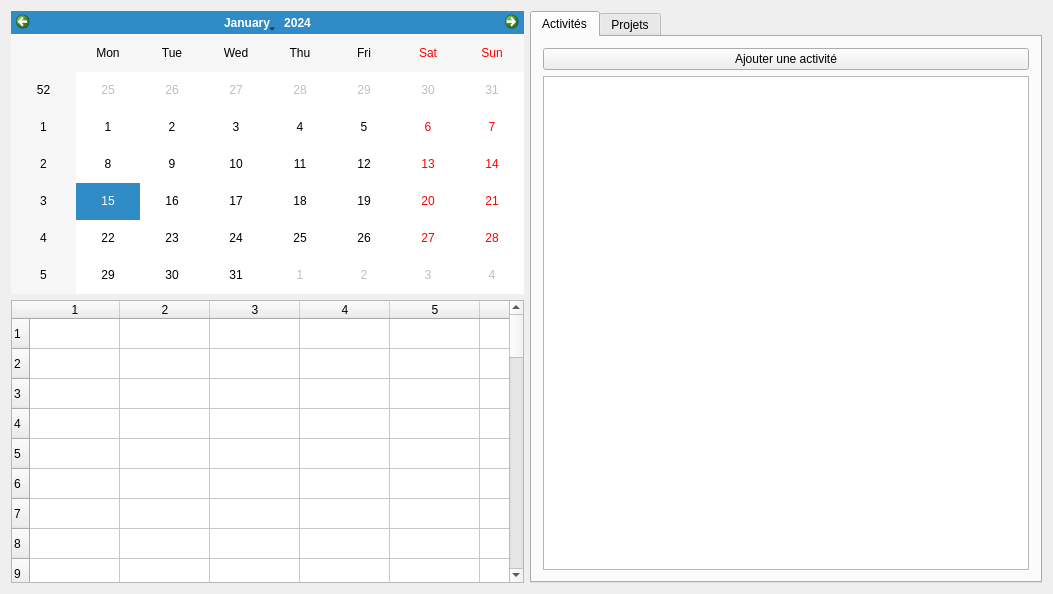
sd65/ProCal, file App/ProCal/ui/mainwindow.ui: the form before one commit.
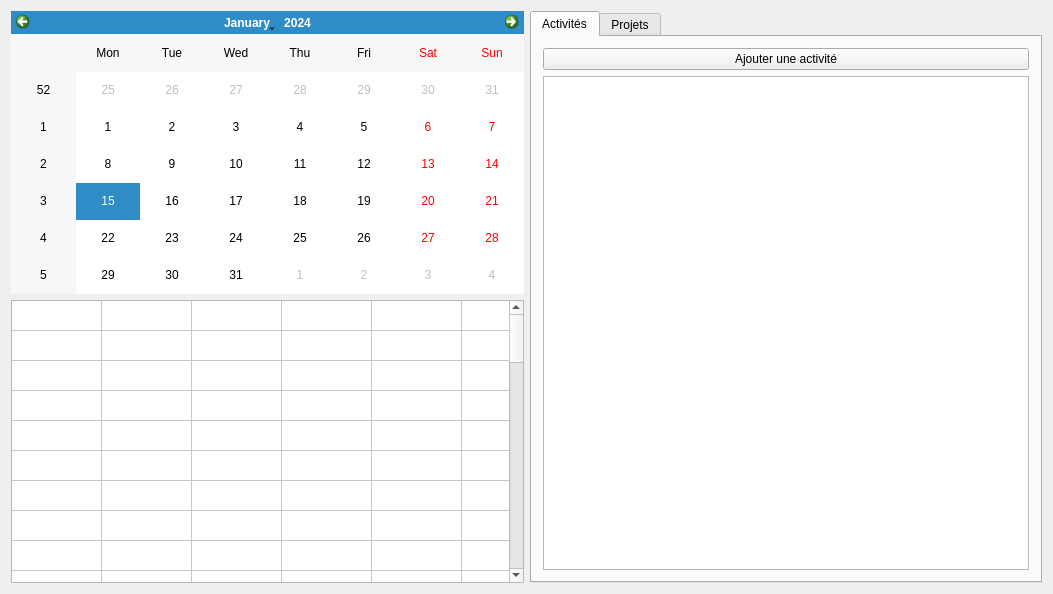
The form after the commit. Icons and pictures are not drawn.

What changed in the file:
```diff
--- a/App/ProCal/ui/mainwindow.ui
+++ b/App/ProCal/ui/mainwindow.ui
@@ -69,7 +69,7 @@
          <number>7</number>
         </property>
         <attribute name="horizontalHeaderVisible">
-         <bool>true</bool>
+         <bool>false</bool>
         </attribute>
         <attribute name="horizontalHeaderCascadingSectionResizes">
          <bool>false</bool>
@@ -81,7 +81,7 @@
          <bool>true</bool>
         </attribute>
         <attribute name="verticalHeaderVisible">
-         <bool>true</bool>
+         <bool>false</bool>
         </attribute>
         <row/>
         <row/>
```
